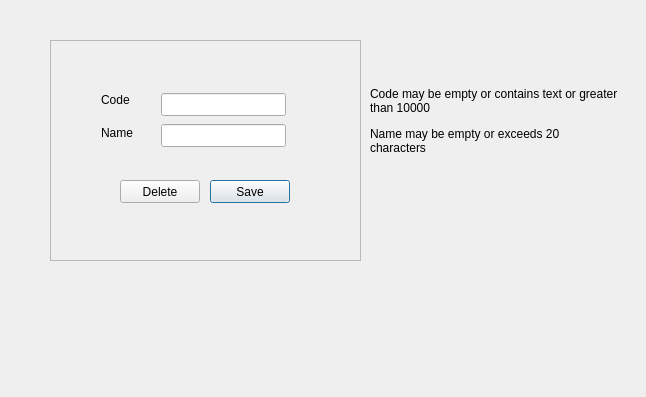
Before: the Qt Designer form src/categoryform.ui in thamizha/angadi, drawn with Qt 5.
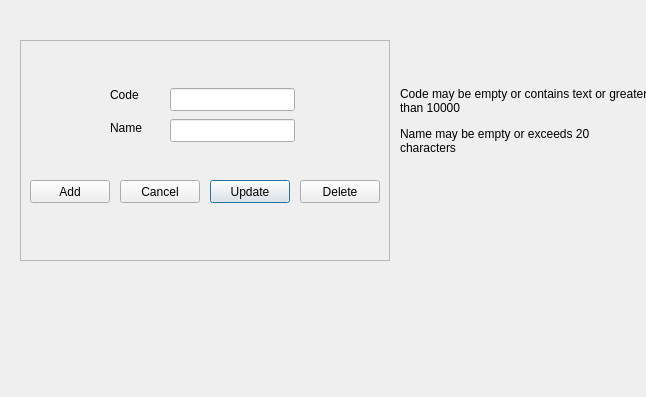
After: the same form once the commit is applied.

Commit message: Category form add and cancel buttons added

Patch:
```diff
--- a/src/categoryform.ui
+++ b/src/categoryform.ui
@@ -16,9 +16,9 @@
   <widget class="QFrame" name="frame">
    <property name="geometry">
     <rect>
-     <x>50</x>
+     <x>20</x>
      <y>40</y>
-     <width>311</width>
+     <width>370</width>
      <height>221</height>
     </rect>
    </property>
@@ -31,14 +31,14 @@
    <widget class="QPushButton" name="pushButtonSave">
     <property name="geometry">
      <rect>
-      <x>160</x>
+      <x>190</x>
       <y>140</y>
       <width>80</width>
       <height>23</height>
      </rect>
     </property>
     <property name="text">
-     <string>Save</string>
+     <string>Update</string>
     </property>
     <property name="default">
      <bool>true</bool>
@@ -47,7 +47,7 @@
    <widget class="QPushButton" name="pushButtonDelete">
     <property name="geometry">
      <rect>
-      <x>70</x>
+      <x>280</x>
       <y>140</y>
       <width>80</width>
       <height>23</height>
@@ -60,8 +60,8 @@
    <widget class="QLineEdit" name="lineEditCode">
     <property name="geometry">
      <rect>
-      <x>111</x>
-      <y>53</y>
+      <x>150</x>
+      <y>48</y>
       <width>125</width>
       <height>23</height>
      </rect>
@@ -70,8 +70,8 @@
    <widget class="QLineEdit" name="lineEditName">
     <property name="geometry">
      <rect>
-      <x>111</x>
-      <y>84</y>
+      <x>150</x>
+      <y>79</y>
       <width>125</width>
       <height>23</height>
      </rect>
@@ -80,8 +80,8 @@
    <widget class="QLabel" name="label">
     <property name="geometry">
      <rect>
-      <x>51</x>
-      <y>52</y>
+      <x>90</x>
+      <y>47</y>
       <width>31</width>
       <height>16</height>
      </rect>
@@ -93,8 +93,8 @@
    <widget class="QLabel" name="label_2">
     <property name="geometry">
      <rect>
-      <x>51</x>
-      <y>85</y>
+      <x>90</x>
+      <y>80</y>
       <width>36</width>
       <height>16</height>
      </rect>
@@ -103,11 +103,37 @@
      <string>Name</string>
     </property>
    </widget>
+   <widget class="QPushButton" name="pushButtonAdd">
+    <property name="geometry">
+     <rect>
+      <x>10</x>
+      <y>140</y>
+      <width>80</width>
+      <height>23</height>
+     </rect>
+    </property>
+    <property name="text">
+     <string>Add</string>
+    </property>
+   </widget>
+   <widget class="QPushButton" name="pushButtonCancel">
+    <property name="geometry">
+     <rect>
+      <x>100</x>
+      <y>140</y>
+      <width>80</width>
+      <height>23</height>
+     </rect>
+    </property>
+    <property name="text">
+     <string>Cancel</string>
+    </property>
+   </widget>
   </widget>
   <widget class="QLabel" name="labelCodeValid">
    <property name="geometry">
     <rect>
-     <x>370</x>
+     <x>400</x>
      <y>85</y>
      <width>251</width>
      <height>31</height>
@@ -126,7 +152,7 @@
   <widget class="QLabel" name="labelNameValid">
    <property name="geometry">
     <rect>
-     <x>370</x>
+     <x>400</x>
      <y>125</y>
      <width>231</width>
      <height>31</height>
```
The commit also changes 3 other files.
